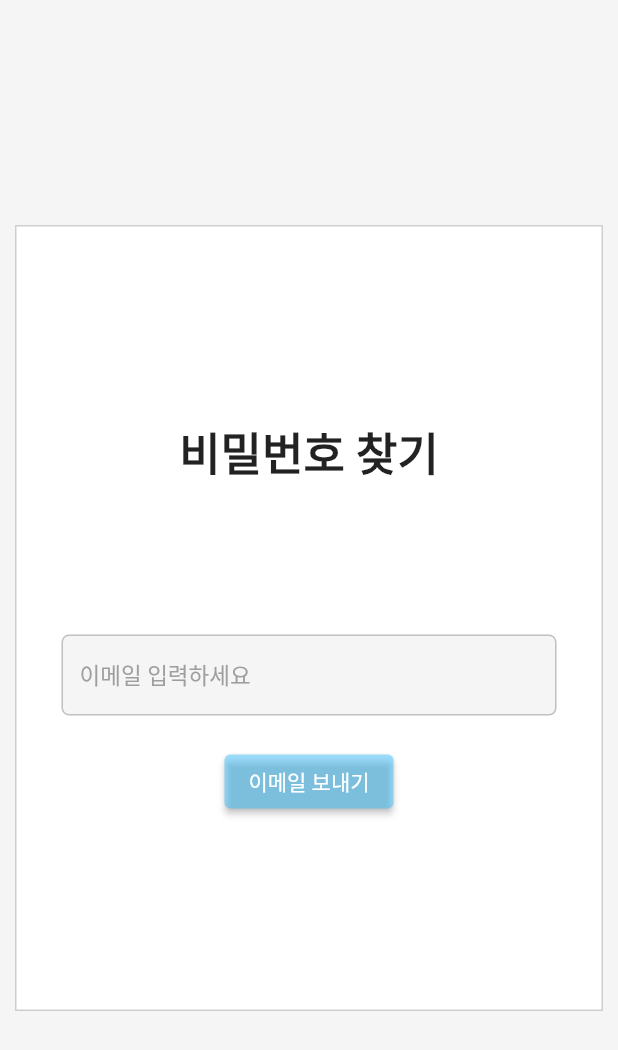
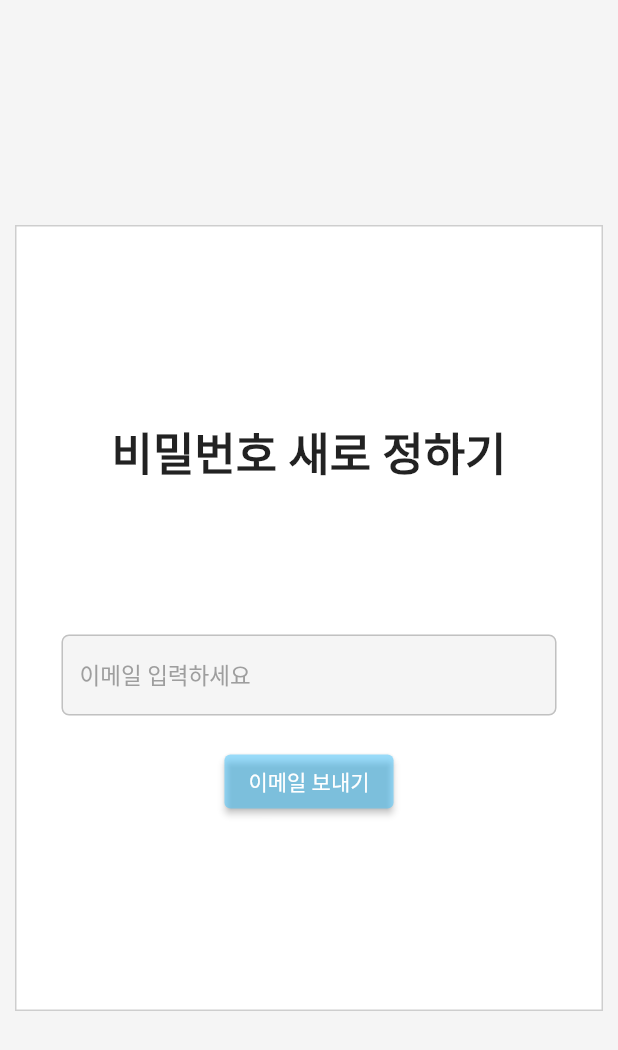
Before and after one commit to robertchoi/with-fir, a Flutter app: the screen it shows after launch, after a tap on "비밀번호를 잊으셨나요?", on a phone screen of 412 x 824 dp. Shown: the top 1050 px of the screen. Run offline on Flutter 3.47's test engine with Material 2 defaults, Android fonts, the phone set to English and light mode, and no system bars; our stand-ins replace cloud_firestore, email_validator, firebase_auth, firebase_core, fluttertoast, google_sign_in; accounts and stored records are empty; network calls fail.

Commit message:
change some text

```diff
--- a/instagram/lib/ui/login/forget_view.dart
+++ b/instagram/lib/ui/login/forget_view.dart
@@ -26,7 +26,7 @@ class ForgotPasswordView extends StatelessWidget {
           child: Column(
             mainAxisAlignment: MainAxisAlignment.center,
             children: [
-              const Text('비밀번호 찾기',
+              const Text('비밀번호 새로 정하기',
                   style: TextStyle(fontSize: 30, fontWeight: FontWeight.bold)),
               const SizedBox(height: 100),
               _inputEmail(),
--- a/instagram/lib/ui/login/login_view.dart
+++ b/instagram/lib/ui/login/login_view.dart
@@ -109,7 +109,7 @@ class LoginView extends StatelessWidget {
                 children: [
                   const SizedBox(height: 30),
                   //logo
-                  const Text('Wegram',
+                  const Text('Instagram',
                       style: TextStyle(
                         fontFamily: 'logoFont',
                         fontSize: 50,
@@ -117,10 +117,10 @@ class LoginView extends StatelessWidget {
                       )),
                   const SizedBox(height: 60),
                   //아이디
-                  _loginForm(idController, '전화번호, 사용자 이름 또는 이메일'),
+                  _loginForm(idController, '이메일을 입력하세요!'),
                   const SizedBox(height: 10),
                   //비밀번호
-                  _loginForm(passwordController, '비밀번호', obscureText: true),
+                  _loginForm(passwordController, '비밀번호를 입력하세요!', obscureText: true),
                   const SizedBox(height: 20),
                   //로그인버튼
                   _loginButton(context),
--- a/instagram/lib/ui/login/signup_view.dart
+++ b/instagram/lib/ui/login/signup_view.dart
@@ -109,7 +109,7 @@ class SignUpView extends StatelessWidget {
                 child: Column(
                   crossAxisAlignment: CrossAxisAlignment.center,
                   children: [
-                    const Text('Wegram',
+                    const Text('Instagram',
                         style: TextStyle(
                           fontFamily: 'logoFont',
                           fontSize: 50,
--- a/instagram/lib/ui/main/main_view.dart
+++ b/instagram/lib/ui/main/main_view.dart
@@ -14,7 +14,7 @@ class MainView extends StatelessWidget {
     return AppBar(
       backgroundColor: Colors.white,
       elevation: 0,
-      title: const Text('Wegram',
+      title: const Text('Instagram',
           style: TextStyle(
               color: Colors.black,
               fontSize: 30,
```
